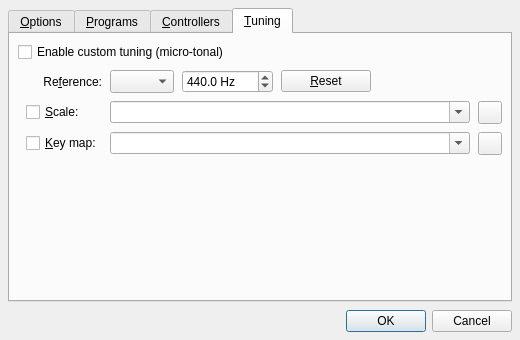
First picture: the form in src/synthv1widget_config.ui, repository rncbc/synthv1, before the edit.
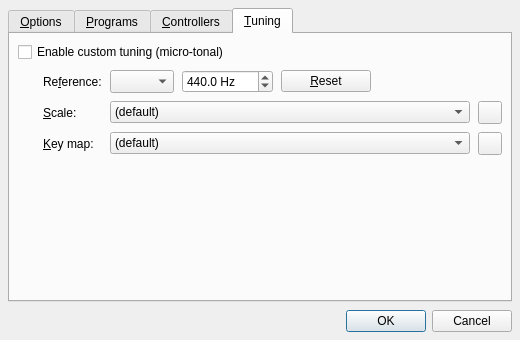
Second picture: the form after the edit. The open tabs and pages were chosen to show the change. Icons and pictures are not drawn. Custom widgets are drawn as their Qt base class.

Commit message: - New Configure.../Tuning Scale and Key-map file settings revamped.

```diff
--- a/src/synthv1widget_config.ui
+++ b/src/synthv1widget_config.ui
@@ -520,11 +520,8 @@
          </property>
         </widget>
        </item>
-       <item row="1" column="0" colspan="2">
+       <item row="1" column="1">
         <widget class="QLabel" name="TuningRefNoteTextLabel">
-         <property name="alignment">
-          <set>Qt::AlignRight|Qt::AlignTrailing|Qt::AlignVCenter</set>
-         </property>
          <property name="text">
           <string>Re&amp;ference:</string>
          </property>
@@ -604,13 +601,16 @@
         </spacer>
        </item>
        <item row="2" column="1">
-        <widget class="QCheckBox" name="TuningScaleEnabledCheckBox">
+        <widget class="QLabel" name="TuningScaleFileTextLabel">
          <property name="toolTip">
           <string>Whether to use an alternate scale definition file (*.scl)</string>
          </property>
          <property name="text">
           <string>&amp;Scale:</string>
          </property>
+         <property name="buddy">
+          <cstring>TuningScaleFileComboBox</cstring>
+         </property>
         </widget>
        </item>
        <item row="2" column="2" colspan="4">
@@ -625,8 +625,13 @@
           <string>Scale definition file (*.scl)</string>
          </property>
          <property name="editable">
-          <bool>true</bool>
+          <bool>false</bool>
          </property>
+         <item>
+          <property name="text">
+           <string>(default)</string>
+          </property>
+         </item>
         </widget>
        </item>
        <item row="2" column="6">
@@ -655,13 +660,16 @@
         </widget>
        </item>
        <item row="3" column="1">
-        <widget class="QCheckBox" name="TuningKeyMapEnabledCheckBox">
+        <widget class="QLabel" name="TuningKeyMapFileTextLabel">
          <property name="toolTip">
           <string>Whether to use an alternate keyboard-map file (*.kbm)</string>
          </property>
          <property name="text">
           <string>&amp;Key map:</string>
          </property>
+         <property name="buddy">
+          <cstring>TuningKeyMapFileComboBox</cstring>
+         </property>
         </widget>
        </item>
        <item row="3" column="2" colspan="4">
@@ -676,8 +684,13 @@
           <string>Keyboard map file (*.kbm)</string>
          </property>
          <property name="editable">
-          <bool>true</bool>
+          <bool>false</bool>
          </property>
+         <item>
+          <property name="text">
+           <string>(default)</string>
+          </property>
+         </item>
         </widget>
        </item>
        <item row="3" column="6">
```
Left out of the diff: 2 changed lines with no effect on the pictures. The commit also changes 5 other files.
